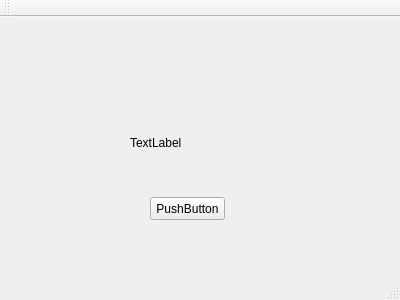
First picture: the form in mainwindow.ui, repository scdzwyhgit/QtDemo, before the edit.
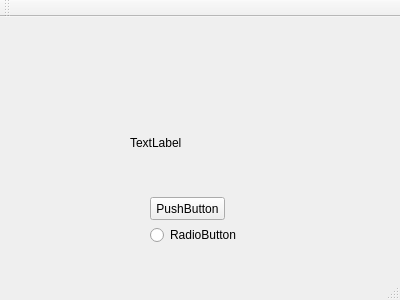
Second picture: the form after the edit.

Commit message: 增加按钮

```diff
--- a/mainwindow.ui
+++ b/mainwindow.ui
@@ -40,6 +40,19 @@
      <string>PushButton</string>
     </property>
    </widget>
+   <widget class="QRadioButton" name="radioButton">
+    <property name="geometry">
+     <rect>
+      <x>150</x>
+      <y>210</y>
+      <width>89</width>
+      <height>16</height>
+     </rect>
+    </property>
+    <property name="text">
+     <string>RadioButton</string>
+    </property>
+   </widget>
   </widget>
   <widget class="QMenuBar" name="menuBar">
    <property name="geometry">
```
The commit also changes 3 other files.
